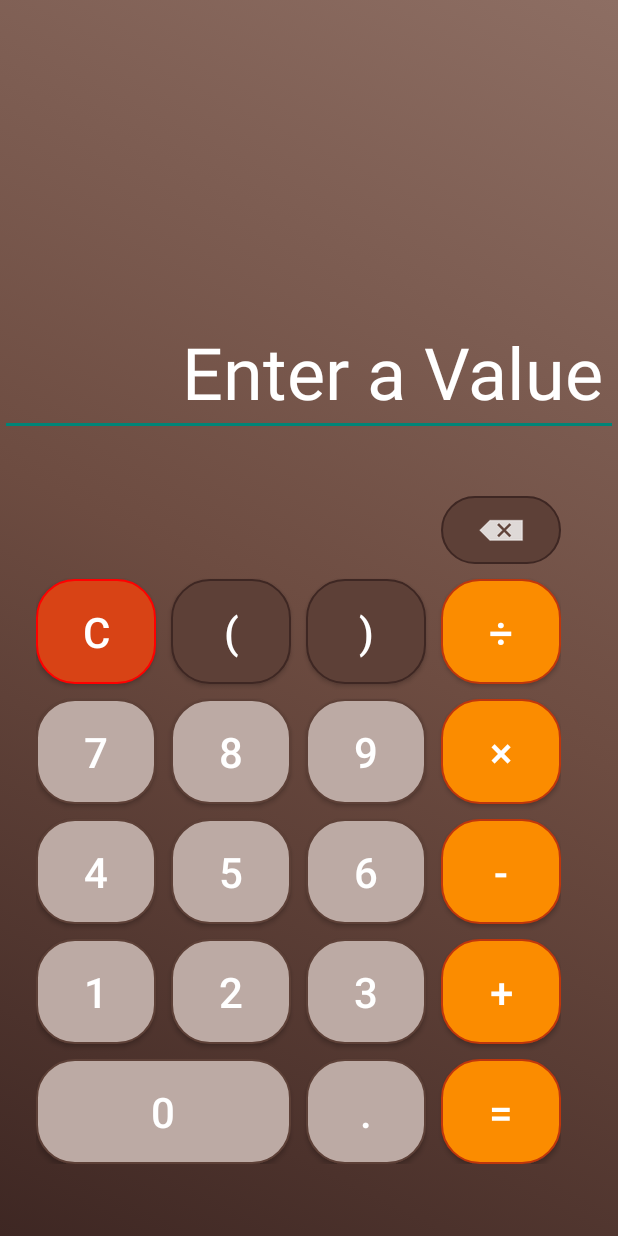
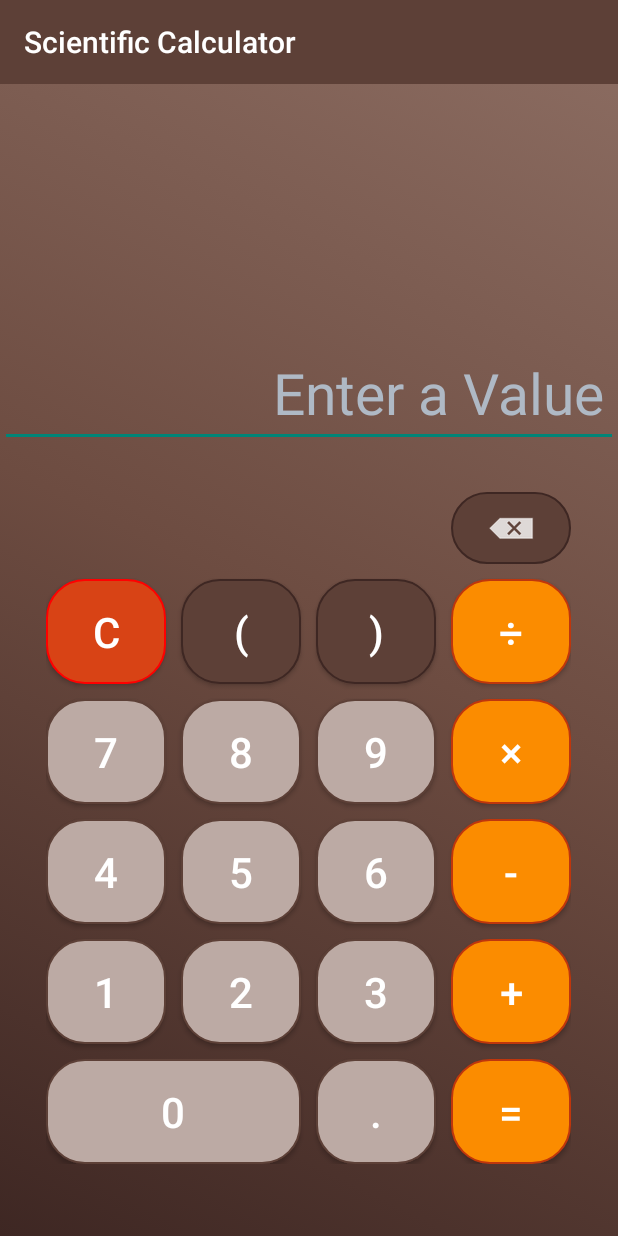
Before and after one commit to Jas-02/Eva_sc, an Android app: the screen it shows after launch (MainActivity), on a phone screen of 412 x 824 dp. Run offline under Robolectric (Android 15) with nearby library versions, the phone set to English and light mode, and no system bars.

Commit message:
Eva Scientific Calculator Playstore release version2.0

```diff
--- a/app/src/main/java/com/redple/evascientificcalculator/MainActivity.java
+++ b/app/src/main/java/com/redple/closcientificcalculator/MainActivity.java
@@ -1,18 +1,12 @@
-package com.redple.evascientificcalculator;
+package com.redple.closcientificcalculator;
 
 import androidx.appcompat.app.AppCompatActivity;
-
+import androidx.appcompat.widget.Toolbar;
 import android.os.Bundle;
 import android.text.SpannableStringBuilder;
 import android.view.View;
 import android.widget.EditText;
 import android.widget.TextView;
-
-import com.google.android.gms.ads.AdRequest;
-import com.google.android.gms.ads.AdView;
-import com.google.android.gms.ads.MobileAds;
-import com.google.android.gms.ads.initialization.InitializationStatus;
-import com.google.android.gms.ads.initialization.OnInitializationCompleteListener;
 
 import org.mariuszgromada.math.mxparser.*;
 
@@ -20,30 +14,22 @@ public class MainActivity extends AppCompatActivity {
 
     private TextView previousCalculation;
     private EditText display;
-    private AdView mAdView;
-
+    Toolbar toolbar;
 
     @Override
     protected void onCreate(Bundle savedInstanceState) {
         super.onCreate(savedInstanceState);
         setContentView(R.layout.activity_main);
 
-        //admob
-        MobileAds.initialize(this, new OnInitializationCompleteListener() {
-            @Override
-            public void onInitializationComplete(InitializationStatus initializationStatus) {
-            }
-        });
-        mAdView = findViewById(R.id.adView);
-        AdRequest adRequest = new AdRequest.Builder().build();
-        mAdView.loadAd(adRequest);
+        toolbar = findViewById(R.id.toolbar);
+
+        setSupportActionBar(toolbar);
 
 
         previousCalculation = findViewById(R.id.previousCalculationView);
         display = findViewById(R.id.displayEditText);
 
         display.setShowSoftInputOnFocus(false);
-
 
     }
 
--- a/app/src/main/res/layout-land/activity_main.xml
+++ b/app/src/main/res/layout-land/activity_main.xml
@@ -29,7 +29,7 @@
         android:textAlignment="textEnd"
         android:inputType="textPersonName"
         android:hint="@string/displayHint"
-        android:textColorHint="@color/white"
+        android:textColorHint="@color/greyAccent"
         android:textSize="36sp"
         android:importantForAutofill="no"
         app:layout_constraintBottom_toTopOf="@+id/constraintLayout"
@@ -551,23 +551,4 @@
     </androidx.constraintlayout.widget.ConstraintLayout>
 
 
-    <RelativeLayout
-        android:layout_width="match_parent"
-        android:layout_height="wrap_content"
-        tools:ignore="MissingConstraints">
-
-        <com.google.android.gms.ads.AdView
-            xmlns:ads="http://schemas.android.com/apk/res-auto"
-            android:id="@+id/adView"
-            android:layout_width="wrap_content"
-            android:layout_height="wrap_content"
-            android:layout_centerHorizontal="true"
-            ads:adSize="BANNER"
-            ads:adUnitId="ca-app-pub-4079532256284221/6296468627">
-        </com.google.android.gms.ads.AdView>
-
-
-    </RelativeLayout>
-
-
 </androidx.constraintlayout.widget.ConstraintLayout>
--- a/app/src/main/res/layout/activity_main.xml
+++ b/app/src/main/res/layout/activity_main.xml
@@ -1,11 +1,25 @@
 <?xml version="1.0" encoding="utf-8"?>
-<androidx.constraintlayout.widget.ConstraintLayout xmlns:android="http://schemas.android.com/apk/res/android"
+<androidx.constraintlayout.widget.ConstraintLayout
+    xmlns:android="http://schemas.android.com/apk/res/android"
     xmlns:app="http://schemas.android.com/apk/res-auto"
     xmlns:tools="http://schemas.android.com/tools"
     android:layout_width="match_parent"
     android:layout_height="match_parent"
     android:background="@drawable/app_background"
+    android:id="@+id/drawerlayout"
     tools:context=".MainActivity">
+
+    <androidx.appcompat.widget.Toolbar
+        app:layout_constraintTop_toTopOf="parent"
+        app:title="Scientific Calculator"
+        android:id="@+id/toolbar"
+        android:minHeight="?attr/actionBarSize"
+        android:layout_width="match_parent"
+        android:layout_height="wrap_content"
+        app:titleTextColor="@android:color/white"
+        android:background="@color/secondBrown">
+    </androidx.appcompat.widget.Toolbar>
+
 
     <TextView
         android:id="@+id/previousCalculationView"
@@ -21,15 +35,15 @@
         android:id="@+id/displayEditText"
         android:layout_width="match_parent"
         android:layout_height="wrap_content"
-        android:layout_marginBottom="40dp"
+        android:layout_marginBottom="30dp"
         android:paddingEnd="10dp"
         android:paddingStart="10dp"
         android:ems="10"
         android:textAlignment="textEnd"
         android:inputType="textPersonName"
         android:hint="@string/displayHint"
-        android:textColorHint="@color/white"
-        android:textSize="48sp"
+        android:textColorHint="@color/greyAccent"
+        android:textSize="38sp"
         android:importantForAutofill="no"
         app:layout_constraintBottom_toTopOf="@+id/constraintLayout"
         app:layout_constraintEnd_toEndOf="parent"
@@ -44,13 +58,13 @@
         android:layout_marginBottom="48dp"
         app:layout_constraintBottom_toBottomOf="parent"
         app:layout_constraintEnd_toEndOf="parent"
-        app:layout_constraintHorizontal_bias="0.39"
+        app:layout_constraintHorizontal_bias="0.491"
         app:layout_constraintStart_toStartOf="parent">
 
         <ImageButton
             android:id="@+id/button"
             android:layout_width="0dp"
-            android:layout_height="45dp"
+            android:layout_height="48dp"
             android:background="@drawable/dark_buttons"
             android:contentDescription="@string/backspace"
             android:onClick="backspaceBTNPush"
@@ -58,7 +72,8 @@
             app:layout_constraintEnd_toEndOf="@+id/button5"
             app:layout_constraintStart_toStartOf="@+id/button5"
             app:layout_constraintTop_toTopOf="parent"
-            app:srcCompat="@drawable/backspace" />
+            app:srcCompat="@drawable/backspace"
+            tools:ignore="SpeakableTextPresentCheck" />
 
         <Button
             android:id="@+id/button2"
@@ -323,24 +338,5 @@
             app:layout_constraintTop_toBottomOf="@+id/button17" />
     </androidx.constraintlayout.widget.ConstraintLayout>
 
-    <RelativeLayout
-        android:layout_width="match_parent"
-        android:layout_height="wrap_content"
-        tools:ignore="MissingConstraints">
-
-        <com.google.android.gms.ads.AdView
-            xmlns:ads="http://schemas.android.com/apk/res-auto"
-            android:id="@+id/adView"
-            android:layout_width="wrap_content"
-            android:layout_height="wrap_content"
-            android:layout_centerHorizontal="true"
-            android:layout_alignParentBottom="true"
-            ads:adSize="BANNER"
-            ads:adUnitId="ca-app-pub-4079532256284221/6296468627">
-        </com.google.android.gms.ads.AdView>
-
-
-    </RelativeLayout>
-
 
 </androidx.constraintlayout.widget.ConstraintLayout>
--- a/app/src/main/res/values/colors.xml
+++ b/app/src/main/res/values/colors.xml
@@ -1,5 +1,6 @@
 <?xml version="1.0" encoding="utf-8"?>
 <resources>
+
     <color name="purple_200">#FFBB86FC</color>
     <color name="purple_500">#FF6200EE</color>
     <color name="purple_700">#FF3700B3</color>
@@ -27,6 +28,4 @@
     <color name="lightBrown">#8D6E63</color>
     <color name="fentBrown">#BCAAA4</color>
 
-
-
 </resources>
--- a/app/src/main/res/values/strings.xml
+++ b/app/src/main/res/values/strings.xml
@@ -1,5 +1,5 @@
 <resources>
-    <string name="app_name">Eva Scientific Calculator</string>
+    <string name="app_name">Clo Scientific Calculator</string>
     <string name="oneText">1</string>
     <string name="twoText">2</string>
     <string name="threeText">3</string>
--- a/app/src/main/res/values/themes.xml
+++ b/app/src/main/res/values/themes.xml
@@ -2,8 +2,8 @@
     <!-- Base application theme. -->
     <style name="Theme.EvaScientificCalculator" parent="Theme.AppCompat.Light.NoActionBar">
         <!-- Primary brand color. -->
-        <item name="colorPrimary">@color/lightBrown</item>
-        <item name="colorPrimaryVariant">@color/lightBrown</item>
+        <item name="colorPrimary">@color/secondBrown</item>
+        <item name="colorPrimaryVariant">@color/secondBrown</item>
         <item name="colorOnPrimary">@color/white</item>
         <!-- Secondary brand color. -->
         <item name="colorSecondary">@color/teal_200</item>
--- a/build.gradle
+++ b/build.gradle
@@ -6,7 +6,7 @@ buildscript {
         jcenter()
     }
     dependencies {
-        classpath "com.android.tools.build:gradle:4.2.2"
+        classpath 'com.android.tools.build:gradle:7.1.1'
 
         // NOTE: Do not place your application dependencies here; they belong
         // in the individual module build.gradle files
```
Also changed, not shown: app/build.gradle (+9 -13 lines), app/src/main/AndroidManifest.xml (+3 -6 lines), gradle/wrapper/gradle-wrapper.properties, 4 other files.
